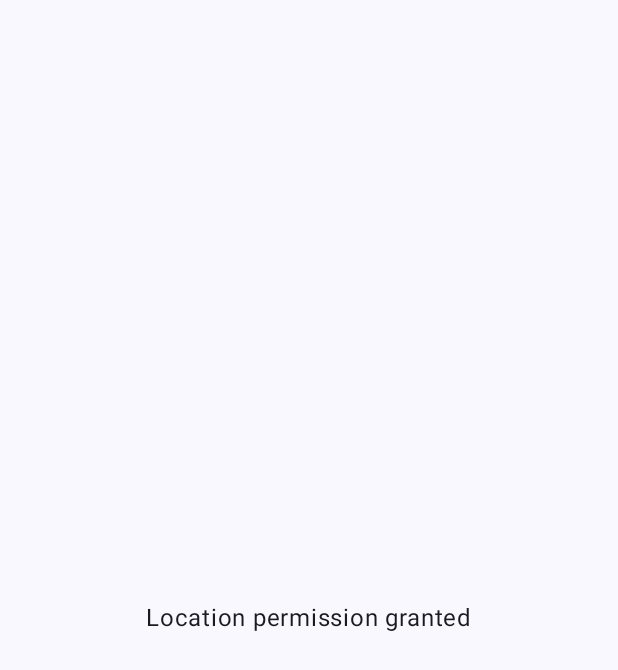
After one commit to jonathanDeNies/MobileDevelopmentProject, an Android app built with Jetpack Compose: the AvailablePackagesScreen screen opened through its navigation route, on a phone screen of 412 x 824 dp. The commit adds this screen. Shown: the top 670 px of the screen. Run offline under Robolectric (Android 15) with nearby library versions, the phone set to English and light mode, and no system bars; our stand-ins replace Firebase (no records; nobody signed in at launch, a user with empty details on screens opened directly).

Commit message:
Add buyer navigation to available packages screen with location permission

```diff
--- a/app/build.gradle.kts
+++ b/app/build.gradle.kts
@@ -49,6 +49,7 @@ dependencies {
     implementation(libs.androidx.compose.ui.graphics)
     implementation(libs.androidx.compose.ui.tooling.preview)
     implementation(libs.androidx.compose.material3)
+    implementation(libs.androidx.navigation.compose)
     testImplementation(libs.junit)
     androidTestImplementation(libs.androidx.junit)
     androidTestImplementation(libs.androidx.espresso.core)
--- a/app/src/main/AndroidManifest.xml
+++ b/app/src/main/AndroidManifest.xml
@@ -3,6 +3,8 @@
     xmlns:tools="http://schemas.android.com/tools">
 
     <uses-permission android:name="android.permission.INTERNET" />
+    <uses-permission android:name="android.permission.ACCESS_COARSE_LOCATION" />
+    <uses-permission android:name="android.permission.ACCESS_FINE_LOCATION" />
 
     <application
         android:allowBackup="true"
--- a/app/src/main/java/com/example/restredder/MainActivity.kt
+++ b/app/src/main/java/com/example/restredder/MainActivity.kt
@@ -9,7 +9,7 @@ import androidx.compose.foundation.layout.fillMaxSize
 import androidx.compose.foundation.layout.padding
 import androidx.compose.material3.Scaffold
 import androidx.compose.ui.Modifier
-import com.example.restredder.ui.auth.RegisterScreen
+import com.example.restredder.ui.navigation.AppNavHost
 import com.example.restredder.ui.theme.RestRedderTheme
 
 class MainActivity : ComponentActivity() {
@@ -27,7 +27,7 @@ class MainActivity : ComponentActivity() {
                     androidx.compose.foundation.layout.Box(
                         modifier = Modifier.padding(innerPadding)
                     ) {
-                        RegisterScreen()
+                        AppNavHost()
                     }
                 }
             }
--- a/app/src/main/java/com/example/restredder/ui/auth/RegisterScreen.kt
+++ b/app/src/main/java/com/example/restredder/ui/auth/RegisterScreen.kt
@@ -16,6 +16,7 @@ import androidx.lifecycle.viewmodel.compose.viewModel
 
 @Composable
 fun RegisterScreen(
+    onRegistered: () -> Unit = {},
     viewModel: RegisterViewModel = viewModel()
 ) {
     var name by rememberSaveable { mutableStateOf("") }
@@ -26,6 +27,10 @@ fun RegisterScreen(
     }
 
     val uiState by viewModel.uiState.collectAsStateWithLifecycle()
+
+    LaunchedEffect(uiState.isSuccess) {
+        if (uiState.isSuccess) onRegistered()
+    }
 
     Column(
         modifier = Modifier
--- /dev/null
+++ b/app/src/main/java/com/example/restredder/ui/navigation/AppNavHost.kt
@@ -0,0 +1,49 @@
+package com.example.restredder.ui.navigation
+
+import androidx.compose.runtime.Composable
+import androidx.compose.ui.Modifier
+import androidx.navigation.compose.NavHost
+import androidx.navigation.compose.composable
+import androidx.navigation.compose.rememberNavController
+import com.example.restredder.ui.auth.RegisterScreen
+import com.example.restredder.ui.home.HomeScreen
+import com.example.restredder.ui.packages.AvailablePackagesScreen
+
+object Routes {
+    const val REGISTER = "register"
+    const val HOME = "home"
+    const val AVAILABLE_PACKAGES = "available_packages"
+}
+
+@Composable
+fun AppNavHost(modifier: Modifier = Modifier) {
+    val navController = rememberNavController()
+
+    NavHost(
+        navController = navController,
+        startDestination = Routes.REGISTER,
+        modifier = modifier
+    ) {
+        composable(Routes.REGISTER) {
+            RegisterScreen(
+                onRegistered = {
+                    navController.navigate(Routes.HOME) {
+                        popUpTo(Routes.REGISTER) { inclusive = true }
+                    }
+                }
+            )
+        }
+
+        composable(Routes.HOME) {
+            HomeScreen(
+                onAvailablePackagesClick = {
+                    navController.navigate(Routes.AVAILABLE_PACKAGES)
+                }
+            )
+        }
+
+        composable(Routes.AVAILABLE_PACKAGES) {
+            AvailablePackagesScreen()
+        }
+    }
+}
--- /dev/null
+++ b/app/src/main/java/com/example/restredder/ui/packages/AvailablePackagesScreen.kt
@@ -0,0 +1,80 @@
+package com.example.restredder.ui.packages
+
+import android.Manifest
+import android.content.pm.PackageManager
+import androidx.activity.compose.rememberLauncherForActivityResult
+import androidx.activity.result.contract.ActivityResultContracts
+import androidx.compose.foundation.layout.Arrangement
+import androidx.compose.foundation.layout.Column
+import androidx.compose.foundation.layout.Spacer
+import androidx.compose.foundation.layout.fillMaxSize
+import androidx.compose.foundation.layout.height
+import androidx.compose.foundation.layout.padding
+import androidx.compose.material3.Button
+import androidx.compose.material3.Text
+import androidx.compose.runtime.Composable
+import androidx.compose.runtime.getValue
+import androidx.compose.runtime.mutableStateOf
+import androidx.compose.runtime.remember
+import androidx.compose.runtime.setValue
+import androidx.compose.ui.Alignment
+import androidx.compose.ui.Modifier
+import androidx.compose.ui.platform.LocalContext
+import androidx.compose.ui.res.stringResource
+import androidx.compose.ui.text.style.TextAlign
+import androidx.compose.ui.unit.dp
+import androidx.core.content.ContextCompat
+import com.example.restredder.R
+
+@Composable
+fun AvailablePackagesScreen() {
+    val context = LocalContext.current
+
+    var hasLocationPermission by remember {
+        mutableStateOf(
+            ContextCompat.checkSelfPermission(
+                context,
+                Manifest.permission.ACCESS_COARSE_LOCATION
+            ) == PackageManager.PERMISSION_GRANTED
+        )
+    }
+
+    // Approximate (coarse) location is enough to find packages in the area.
+    val permissionLauncher = rememberLauncherForActivityResult(
+        ActivityResultContracts.RequestMultiplePermissions()
+    ) { results ->
+        hasLocationPermission = results.values.any { it }
+    }
+
+    Column(
+        modifier = Modifier
+            .fillMaxSize()
+            .padding(24.dp),
+        verticalArrangement = Arrangement.Center,
+        horizontalAlignment = Alignment.CenterHorizontally
+    ) {
+        if (hasLocationPermission) {
+            Text(stringResource(R.string.location_permission_granted))
+        } else {
+            Text(
+                text = stringResource(R.string.location_permission_explanation),
+                textAlign = TextAlign.Center
+            )
+
+            Spacer(modifier = Modifier.height(16.dp))
+
+            Button(
+                onClick = {
+                    permissionLauncher.launch(
+                        arrayOf(
+                            Manifest.permission.ACCESS_FINE_LOCATION,
+                            Manifest.permission.ACCESS_COARSE_LOCATION
+                        )
+                    )
+                }
+            ) {
+                Text(stringResource(R.string.location_permission_button))
+            }
+        }
+    }
+}
--- a/app/src/main/res/values/strings.xml
+++ b/app/src/main/res/values/strings.xml
@@ -1,3 +1,7 @@
 <resources>
     <string name="app_name">RestRedder</string>
+    <string name="available_packages_button">Available packages</string>
+    <string name="location_permission_explanation">RestRedder uses your location to show food packages in your area.</string>
+    <string name="location_permission_button">Allow location</string>
+    <string name="location_permission_granted">Location permission granted</string>
 </resources>
--- a/gradle/libs.versions.toml
+++ b/gradle/libs.versions.toml
@@ -8,6 +8,7 @@ lifecycleRuntimeKtx = "2.9.4"
 activityCompose = "1.13.0"
 kotlin = "2.2.10"
 composeBom = "2024.09.00"
+navigationCompose = "2.9.5"
 
 [libraries]
 androidx-core-ktx = { group = "androidx.core", name = "core-ktx", version.ref = "coreKtx" }
@@ -24,6 +25,7 @@ androidx-compose-ui-tooling-preview = { group = "androidx.compose.ui", name = "u
 androidx-compose-ui-test-manifest = { group = "androidx.compose.ui", name = "ui-test-manifest" }
 androidx-compose-ui-test-junit4 = { group = "androidx.compose.ui", name = "ui-test-junit4" }
 androidx-compose-material3 = { group = "androidx.compose.material3", name = "material3" }
+androidx-navigation-compose = { group = "androidx.navigation", name = "navigation-compose", version.ref = "navigationCompose" }
 
 [plugins]
 android-application = { id = "com.android.application", version.ref = "agp" }
```
Also changed, not shown: app/src/main/java/com/example/restredder/ui/home/HomeScreen.kt (added, +31 -0 lines).
